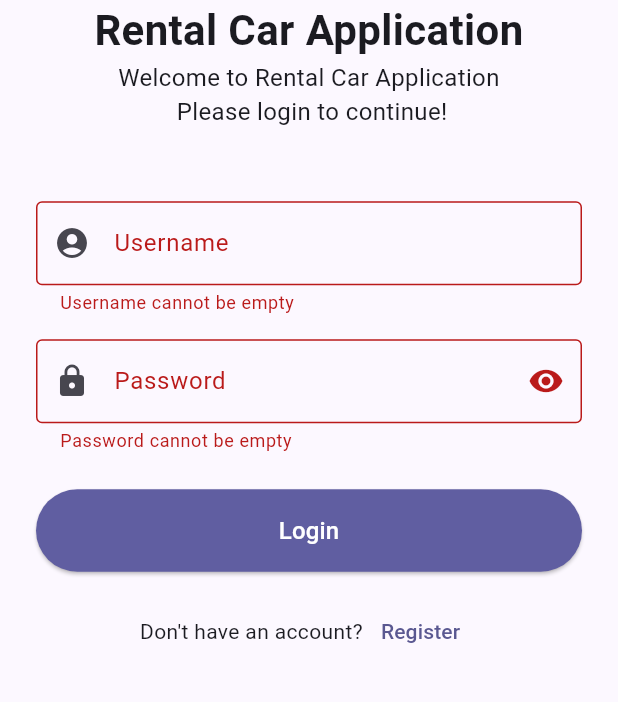
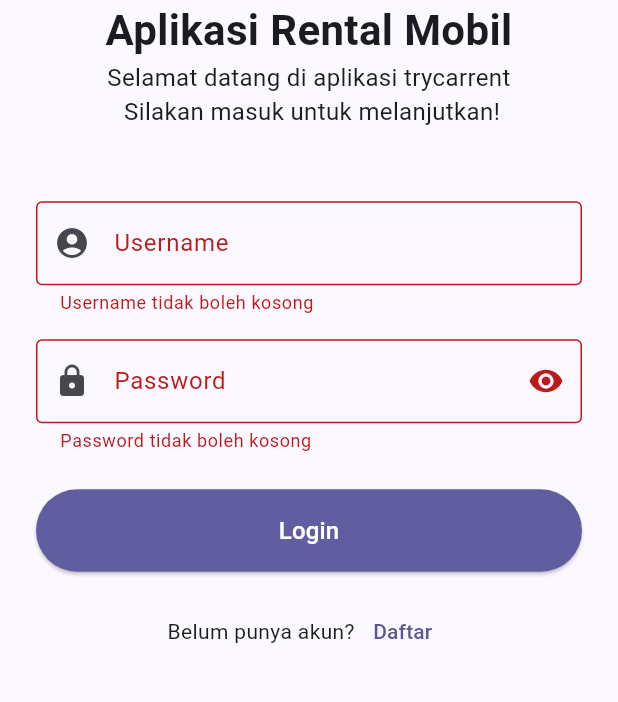
Before and after one commit to taworld-star/utspam_C_IF5B_0040, a Flutter app: the screen it shows after launch, after a tap on "Skip", after a tap on "Login", on a phone screen of 412 x 824 dp, the part 434-1136 px from its top. Run offline on Flutter 3.47's test engine with Material 3 defaults, Android fonts, the phone set to English and light mode, and no system bars; our stand-ins replace sqflite; accounts and stored records are empty; Roboto replaces fonts that are missing (poppins).

Commit message:
change languange consistency

```diff
--- a/lib/data/db/car_dao.dart
+++ b/lib/data/db/car_dao.dart
@@ -17,8 +17,7 @@ class CarDao {
     final db = await _dbHelper.database;
     final result = await db.query(
       'cars',
-      where: 'is_available = ?',
-      whereArgs: [1],
+      where: 'is_available = 1',
       orderBy: 'name ASC',
     );
     return result.map((json) => CarModel.fromMap(json)).toList();
--- a/lib/screen/login_page.dart
+++ b/lib/screen/login_page.dart
@@ -37,7 +37,7 @@ class _LoginPageState extends State<LoginPage> {
           if (mounted) {
             ScaffoldMessenger.of(context).showSnackBar(
               const SnackBar(
-                content: Text('Username not found'),
+                content: Text('Username tidak ditemukan'),
                 backgroundColor: Colors.red,
               ),
             );
@@ -50,7 +50,7 @@ class _LoginPageState extends State<LoginPage> {
           if (mounted) {
             ScaffoldMessenger.of(context).showSnackBar(
               const SnackBar(
-                content: Text('Wrong Password'),
+                content: Text('Password salah'),
                 backgroundColor: Colors.red,
               ),
             );
@@ -61,7 +61,7 @@ class _LoginPageState extends State<LoginPage> {
         if (mounted) {
           ScaffoldMessenger.of(context).showSnackBar(
             const SnackBar(
-              content: Text('Login successful'),
+              content: Text('Login berhasil'),
               backgroundColor: Colors.green,
             ),
           );
@@ -75,7 +75,7 @@ class _LoginPageState extends State<LoginPage> {
         if (mounted) {
           ScaffoldMessenger.of(context).showSnackBar(
             SnackBar(
-              content: Text('Login failed: $e'),
+              content: Text('Login gagal: $e'),
               backgroundColor: Colors.red,
             ),
           );
@@ -104,7 +104,7 @@ class _LoginPageState extends State<LoginPage> {
                 Image.asset('assets/images/logo1.png', height: 200),
 
                 const Text(
-                  'Rental Car Application',
+                  'Aplikasi Rental Mobil',
                   textAlign: TextAlign.center,
                   style: TextStyle(
                     fontSize: 28,
@@ -113,7 +113,7 @@ class _LoginPageState extends State<LoginPage> {
                   ),
                 ),
                 const Text(
-                  'Welcome to Rental Car Application\n Please login to continue!',
+                  'Selamat datang di aplikasi trycarrent \n Silakan masuk untuk melanjutkan!',
                   textAlign: TextAlign.center,
                   style: TextStyle(fontSize: 16, fontFamily: 'poppins'),
                 ),
@@ -126,16 +126,16 @@ class _LoginPageState extends State<LoginPage> {
                   keyboardType: TextInputType.text,
                   decoration: const InputDecoration(
                     labelText: 'Username',
-                    hintText: 'Enter your username',
+                    hintText: 'Masukkan username anda',
                     prefixIcon: Icon(Icons.account_circle),
                     border: OutlineInputBorder(),
                   ),
                   validator: (value) {
                     if (value == null || value.isEmpty) {
-                      return 'Username cannot be empty';
+                      return 'Username tidak boleh kosong';
                     }
                     if (!RegExp(r'^[a-zA-Z0-9_]+$').hasMatch(value)) {
-                      return 'Username only allows letters, numbers, and underscore';
+                      return 'Username hanya boleh berisi huruf, angka, dan underscore';
                     }
                     return null;
                   },
@@ -149,7 +149,7 @@ class _LoginPageState extends State<LoginPage> {
                   obscureText: _obscurePassword,
                   decoration: InputDecoration(
                     labelText: 'Password',
-                    hintText: 'Enter your password',
+                    hintText: 'Masukkan password anda',
                     prefixIcon: const Icon(Icons.lock),
                     suffixIcon: IconButton(
                       icon: Icon(
@@ -169,10 +169,10 @@ class _LoginPageState extends State<LoginPage> {
                   ),
                   validator: (value) {
                     if (value == null || value.isEmpty) {
-                      return 'Password cannot be empty';
+                      return 'Password tidak boleh kosong';
                     }
                     if (value.length < 6) {
-                      return 'Password minimum 6 digits';
+                      return 'Password minimal 6 karakter';
                     }
                     return null;
                   },
@@ -207,7 +207,7 @@ class _LoginPageState extends State<LoginPage> {
                 Row(
                   mainAxisAlignment: MainAxisAlignment.center,
                   children: [
-                    const Text("Don't have an account?"),
+                    const Text("Belum punya akun?"),
                     TextButton(
                       onPressed: _isLoading
                           ? null
@@ -219,7 +219,7 @@ class _LoginPageState extends State<LoginPage> {
                           ),
                         );
                       },
-                      child: const Text('Register'),
+                      child: const Text('Daftar'),
                     ),
                   ],
                 ),
--- a/lib/screen/register_page.dart
+++ b/lib/screen/register_page.dart
@@ -44,7 +44,7 @@ class _RegisterPageState extends State<RegisterPage> {
         if (mounted) {
           ScaffoldMessenger.of(context).showSnackBar(
             SnackBar(
-              content: Text('Username already exist'),
+              content: Text('Username sudah ada'),
               backgroundColor: Colors.red,
 
             )
@@ -70,7 +70,7 @@ class _RegisterPageState extends State<RegisterPage> {
       if(mounted) {
         ScaffoldMessenger.of(context).showSnackBar(
           const SnackBar(
-            content: Text('Registration succesfull'),
+            content: Text('Registrasi berhasil'),
             backgroundColor: Colors.green,
           ),
         );
@@ -85,7 +85,7 @@ class _RegisterPageState extends State<RegisterPage> {
         if (mounted) {
           ScaffoldMessenger.of(context).showSnackBar(
             SnackBar(
-              content: Text('Registration failed: $e'),
+              content: Text('Registrasi gagal: $e'),
               backgroundColor: Colors.red,
             ),
           );
@@ -118,7 +118,7 @@ class _RegisterPageState extends State<RegisterPage> {
            icon: const Icon(Icons.arrow_back),
            onPressed: () => Navigator.pop(context),
         ),
-        title: Text('Registration Account'),
+        title: Text('Registrasi Akun'),
         centerTitle: true,
         backgroundColor: const Color(0xff605EA1), // ← TAMBAHKAN COLOR
         foregroundColor: Colors.white,
@@ -131,7 +131,7 @@ class _RegisterPageState extends State<RegisterPage> {
             crossAxisAlignment: CrossAxisAlignment.stretch,
             children: [
               Text(
-                'Welcome to Registration Page',
+                'Selamat datang di Halaman Registrasi',
                 textAlign: TextAlign.center,
                 style: TextStyle(
                   fontSize: 24,
@@ -141,7 +141,7 @@ class _RegisterPageState extends State<RegisterPage> {
               ),
               const SizedBox(height: 20),
               Text(
-                'Please fill the form to continue',
+                'Silakan isi formulir untuk melanjutkan',
                 textAlign: TextAlign.center,
                 style: TextStyle(
                   fontSize: 16,
@@ -160,8 +160,8 @@ class _RegisterPageState extends State<RegisterPage> {
                       controller: _nameController,
                       enabled: !_isLoading,
                       decoration: InputDecoration(
-                        labelText: 'Full Name',
-                        hintText: 'Enter your name',
+                        labelText: 'Nama Lengkap',
+                        hintText: 'Masukkan nama lengkap Anda',
                         prefixIcon: Icon(Icons.person_outline),
                         border: OutlineInputBorder(
                           borderSide: BorderSide(
@@ -178,7 +178,7 @@ class _RegisterPageState extends State<RegisterPage> {
                       ),
                       validator: (value) {
                         if (value == null || value.isEmpty) {
-                          return 'Name cannot be Empty';
+                          return 'Nama tidak boleh kosong';
                         }
                         return null;
                       },
@@ -192,7 +192,7 @@ class _RegisterPageState extends State<RegisterPage> {
                       keyboardType: TextInputType.number,
                       decoration: InputDecoration(
                         labelText: 'NIK',
-                        hintText: 'Example: 1234567890123456',
+                        hintText: 'exp: 1234567890123456',
                         prefixIcon: Icon(Icons.badge_outlined),
                         border: OutlineInputBorder(
                           borderSide: BorderSide(
@@ -209,10 +209,10 @@ class _RegisterPageState extends State<RegisterPage> {
                       ),
                       validator: (value) {
                         if (value == null || value.isEmpty) {
-                          return 'NIK cannot be empty';
+                          return 'NIK tidak boleh kosong';
                         }
                         if(value.length != 16){
-                          return 'NIK must be 16 digits';
+                          return 'NIK harus 16 digit';
                         }
                         return null;
                       },
@@ -243,15 +243,15 @@ class _RegisterPageState extends State<RegisterPage> {
                       ),
                       validator: (value) {
                         if (value == null || value.isEmpty) {
-                          return 'Email cannot be empty';
+                          return 'Email tidak boleh kosong';
                         }
 
                         if (!value.contains('@') || !value.contains('.')) {
-                          return 'Invalid email format';
+                          return 'Format email tidak valid';
                         }
 
                         if (!_acceptedEmailDomains.any((domain) => value.endsWith(domain))) {
-                          return 'Only domains ${_acceptedEmailDomains.join(', ')} are accepted';
+                          return 'Hanya domain ${_acceptedEmailDomains.join(', ')} yang diterima';
                         }
                         return null;
                       },
@@ -264,8 +264,8 @@ class _RegisterPageState extends State<RegisterPage> {
                       enabled: !_isLoading,
                       keyboardType: TextInputType.phone,
                       decoration: InputDecoration(
-                        labelText: 'Phone Number',
-                        hintText: 'Example: 08123456789',
+                        labelText: 'Nomor Telepon',
+                        hintText: 'contoh: 08123456789',
                         prefixIcon: Icon(Icons.phone_android_outlined),
                         border: OutlineInputBorder(
                           borderSide: BorderSide(
@@ -282,11 +282,11 @@ class _RegisterPageState extends State<RegisterPage> {
                       ),
                       validator: (value) {
                         if (value == null || value.isEmpty) {
-                          return 'Phone number cannot be empty';
+                          return 'Nomor telepon tidak boleh kosong';
                         }
                         // Example: Check for a minimum length, e.g., 10 digits
-                        if (value.length < 10) {
-                          return 'Invalid phone number';
+                        if (value.length < 10 || value.length > 15) {
+                          return 'Nomor telepon tidak valid';
                         }
                         return null;
                       },
@@ -298,8 +298,8 @@ class _RegisterPageState extends State<RegisterPage> {
                       controller: _addressController,
                       enabled: !_isLoading,
                       decoration: InputDecoration(
-                        labelText: 'Address',
-                        hintText: 'Example: Jakarta, Indonesia',
+                        labelText: 'Alamat',
+                        hintText: 'Contoh: Jakarta, Indonesia',
                         prefixIcon: Icon(Icons.location_city_outlined),
                         border: OutlineInputBorder(
                           borderSide: BorderSide(
@@ -316,7 +316,7 @@ class _RegisterPageState extends State<RegisterPage> {
                       ),
                       validator: (value) {
                         if (value == null || value.isEmpty) {
-                          return 'Address cannot be empty';
+                          return 'Alamat tidak boleh kosong';
                         }
                         return null;
                       },
@@ -329,7 +329,7 @@ class _RegisterPageState extends State<RegisterPage> {
                       enabled: !_isLoading,
                       decoration: InputDecoration(
                         labelText: 'Username',
-                        hintText: 'Enter your username',
+                        hintText: 'Masukkan username Anda',
                         prefixIcon: Icon(Icons.account_circle_outlined),
                         border: OutlineInputBorder(
                           borderSide: BorderSide(
@@ -346,10 +346,10 @@ class _RegisterPageState extends State<RegisterPage> {
                       ),
                       validator: (value) {
                         if (value == null || value.isEmpty) {
-                          return 'Username cannot be empty';
+                          return 'Username tidak boleh kosong';
                         }
                         if (value.length < 4) {
-                          return 'Username minimum 3 characters';
+                          return 'Username minimal 3 karakter';
                         }
                         return null;
                       },
@@ -363,7 +363,7 @@ class _RegisterPageState extends State<RegisterPage> {
                       obscureText: _obscurePassword,
                       decoration: InputDecoration(
                         labelText: 'Password',
-                        hintText: 'Enter your password',
+                        hintText: 'Masukkan password Anda',
                         prefixIcon: Icon(Icons.lock_outline),
                         suffixIcon: IconButton(
                           icon: Icon(
@@ -390,10 +390,10 @@ class _RegisterPageState extends State<RegisterPage> {
                       ),
                       validator: (value) {
                         if (value == null || value.isEmpty) {
-                          return 'Password cannot be empty';
+                          return 'Password tidak boleh kosong';
                         }
                         if (value.length < 6) {
-                          return 'Your password must be at least 6 characters long';
+                          return 'Password Anda harus terdiri dari minimal 6 karakter';
                         }
                         return null;
                       },
@@ -424,7 +424,7 @@ class _RegisterPageState extends State<RegisterPage> {
                         )
                       )
                          : const Text(
-                          'Register',
+                          'Daftar',
                           style: TextStyle(fontSize: 18,
                           fontWeight: FontWeight.bold,
                           // color: Colors.white
@@ -437,7 +437,7 @@ class _RegisterPageState extends State<RegisterPage> {
                     Row(
                       mainAxisAlignment: MainAxisAlignment.center,
                       children: [
-                        const Text('Have an account? '),
+                        const Text('Sudah punya akun? '),
                         TextButton(
                           onPressed: _isLoading
                           ? null
@@ -446,7 +446,7 @@ class _RegisterPageState extends State<RegisterPage> {
                              MaterialPageRoute(builder: (context) => const LoginPage()));
                           },
                           child: Text(
-                            'Login Here!',
+                            'Login disini!',
                             style: TextStyle(fontWeight: FontWeight.bold),
                           ),
                         ),
--- a/lib/screen/rental_page.dart
+++ b/lib/screen/rental_page.dart
@@ -182,6 +182,7 @@ class _RentFormPageState extends State<RentFormPage> {
         );
 
         await _rentalDao.insert(rental);
+
 
         if (mounted) {
           ScaffoldMessenger.of(context).showSnackBar(
```
Also changed, not shown: 1 other file.
